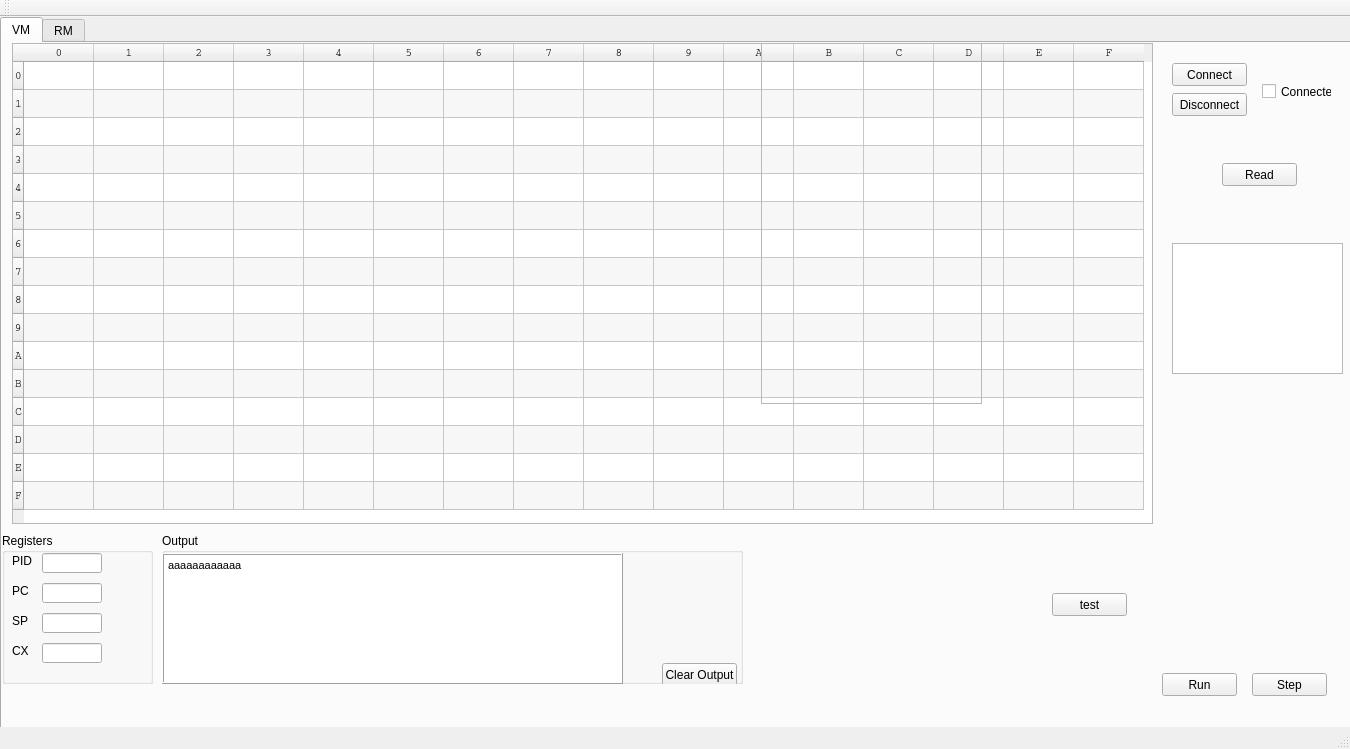
First picture: the form in mainwindow.ui, repository LinasJu/Geriausia-operacine-sistema, before the edit.
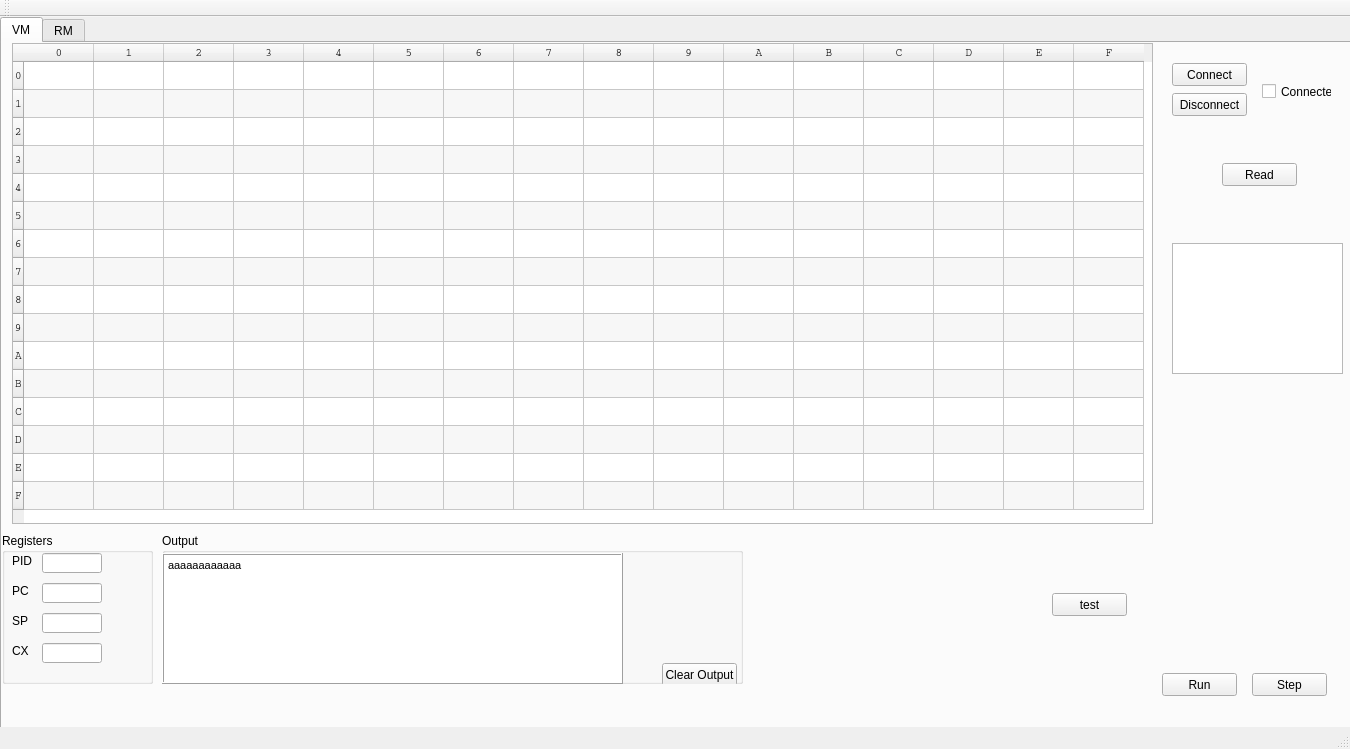
Second picture: the form after the edit. The open tabs and pages were chosen to show the change.

```diff
--- a/mainwindow.ui
+++ b/mainwindow.ui
@@ -499,22 +499,6 @@
        </property>
       </item>
      </widget>
-     <widget class="QFrame" name="frame_2">
-      <property name="geometry">
-       <rect>
-        <x>759</x>
-        <y>0</y>
-        <width>221</width>
-        <height>361</height>
-       </rect>
-      </property>
-      <property name="frameShape">
-       <enum>QFrame::StyledPanel</enum>
-      </property>
-      <property name="frameShadow">
-       <enum>QFrame::Raised</enum>
-      </property>
-     </widget>
      <widget class="QPushButton" name="connectButton">
       <property name="geometry">
        <rect>
```
Left out of the diff: 2 changed lines with no effect on the pictures.
